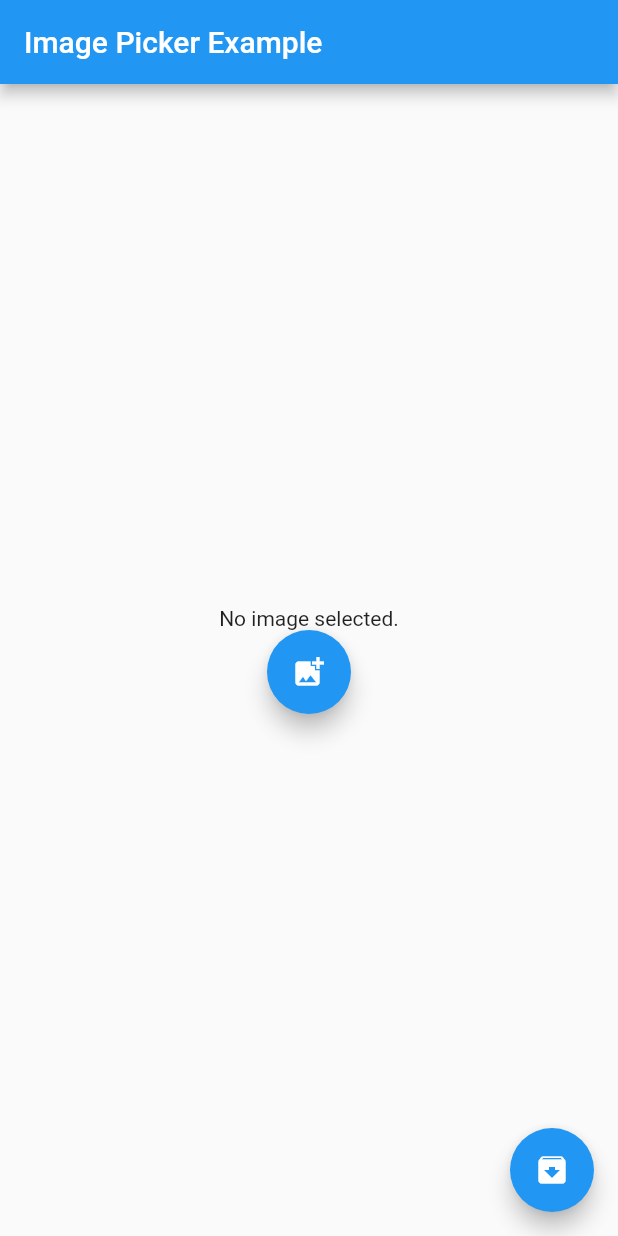
After one commit to KevAlv/DocumentosMI, a Flutter app: the screen it shows after launch, on a phone screen of 412 x 824 dp. The commit adds this screen. Run offline on Flutter 3.47's test engine with Material 2 defaults, Android fonts, the phone set to English and light mode, and no system bars; missing offline and left inert: firebase_ml_vision, fit_image, image_picker_modern; accounts and stored records are empty.

Commit message:
ordene_todo

```diff
--- /dev/null
+++ b/lib/pages/photo_picker_page.dart
@@ -0,0 +1,61 @@
+import 'dart:io';
+
+import 'package:fit_image/fit_image.dart';
+import 'package:flutter/material.dart';
+import 'package:image_picker_modern/image_picker_modern.dart';
+import 'package:ml_kit/services/mlkit_services.dart';
+
+class PhotoPicker extends StatefulWidget {
+  PhotoPicker({Key key}) : super(key: key);
+
+  @override
+  _PhotoPickerState createState() => _PhotoPickerState();
+}
+
+class _PhotoPickerState extends State<PhotoPicker> {
+    File _image;
+  Future getImage() async {
+    var image = await ImagePicker.pickImage(source: ImageSource.gallery);
+    setState(() {
+      _image = image;
+    });
+  }
+
+  @override
+  Widget build(BuildContext context) {
+    return Scaffold(
+      appBar: AppBar(
+        title: Text('Image Picker Example'),
+      ),
+      body: Center(
+        child: Column(
+          mainAxisAlignment: MainAxisAlignment.center,
+          children: <Widget>[
+            _image == null
+                ? Text('No image selected.')
+                : new SizedBox(
+                    width: 200,
+                    height: 350,
+                    child: new FitImage(
+                      child: Image.file(_image),
+                      fit: BoxFit.fitWidth,
+                    ),
+                  ),
+            FloatingActionButton(
+              onPressed: getImage,
+              tooltip: 'Escoge una imagen',
+              child: Icon(Icons.add_photo_alternate),
+            )
+          ],
+        ),
+      ),
+      floatingActionButton: FloatingActionButton(
+        onPressed:(){readText(_image);} ,
+        tooltip: 'Escoge una imagen',
+        //este es el boton para subir la imagen, funciona desde la consolag
+        child: Icon(Icons.archive),
+      ),
+      // This trailing comma makes auto-formatting nicer for build methods.
+    );
+  }
+}
--- /dev/null
+++ b/lib/services/mlkit_services.dart
@@ -0,0 +1,14 @@
+import 'dart:io';
+import 'package:firebase_ml_vision/firebase_ml_vision.dart';
+
+  Future readText(File image) async {
+    FirebaseVisionImage ourImage = FirebaseVisionImage.fromFile(image);
+    TextRecognizer recognizedText = FirebaseVision.instance.textRecognizer();
+    VisionText readText = await recognizedText.processImage(ourImage);
+    //Metodo que manejara la respuesta
+    for (TextBlock bloque in readText.blocks) {
+      for (TextLine linea in bloque.lines) {
+        print(linea.text.split(" "));
+      }
+    }
+  }
--- a/pubspec.yaml
+++ b/pubspec.yaml
@@ -25,8 +25,8 @@ dependencies:
   cupertino_icons: ^0.1.2
   image_picker_modern: ^0.4.12
   fit_image: ^0.1.2
-  firebase_core: ^0.4.0
-  firebase_ml_vision: ^0.9.2
+  firebase_core:
+  firebase_ml_vision:
 dev_dependencies:
   flutter_test:
     sdk: flutter
```
Also changed, not shown: lib/main.dart (+2 -81 lines), 1 other file.
